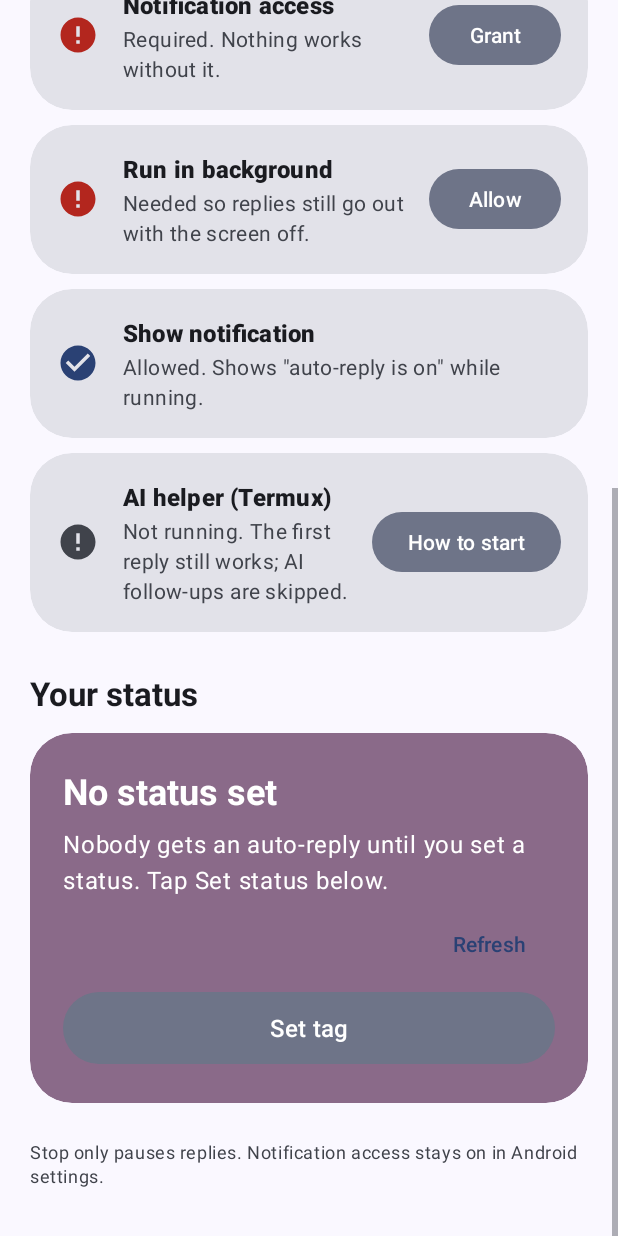
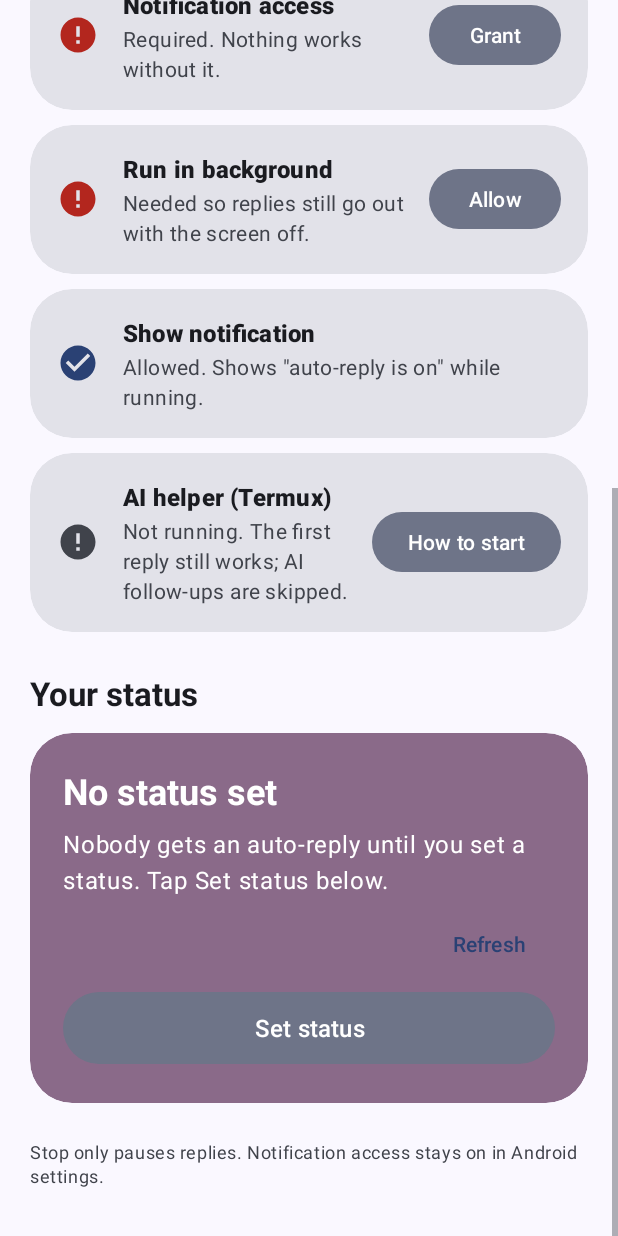
Before and after one commit to heyitsaadin/termux-whatsapp-ai-autoreply, an Android app: the screen it shows after launch (MainActivity), scrolled down 537 dp, on a phone screen of 412 x 824 dp. Run offline under Robolectric (Android 15) with nearby library versions, the phone set to English and light mode, and no system bars; our stand-ins replace Material 3 Expressive styles (plain Material 3 is drawn).

Commit message:
Button says Set status

```diff
--- a/android-keyboard/app/src/main/res/layout/activity_main.xml
+++ b/android-keyboard/app/src/main/res/layout/activity_main.xml
@@ -160,7 +160,7 @@
                     android:layout_width='match_parent'
                     android:layout_height='56dp'
                     android:layout_marginTop='4dp'
-                    android:text='Set tag'
+                    android:text='Set status'
                     android:textSize='16sp'
                     app:cornerRadius='28dp' />
             </LinearLayout>
```
